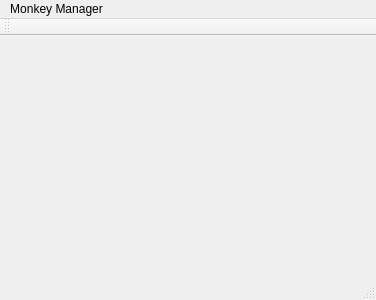
Above: MonkeyManager/mainwindow.ui from MendozaProject/monkey-manager before the change. Below: the same form after it.
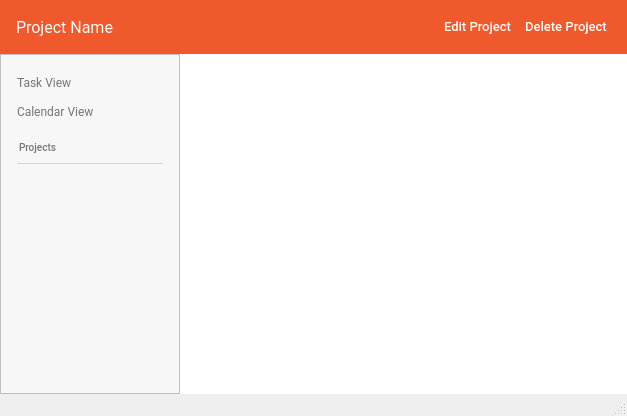
That is the form after the change.

Commit message: Created front end design for main widget.

Diff of the .ui file:
```diff
--- a/MonkeyManager/mainwindow.ui
+++ b/MonkeyManager/mainwindow.ui
@@ -6,37 +6,1186 @@
    <rect>
     <x>0</x>
     <y>0</y>
-    <width>376</width>
-    <height>300</height>
+    <width>627</width>
+    <height>416</height>
    </rect>
   </property>
   <property name="windowTitle">
    <string>MainWindow</string>
   </property>
-  <widget class="QWidget" name="centralWidget"/>
-  <widget class="QMenuBar" name="menuBar">
-   <property name="geometry">
-    <rect>
-     <x>0</x>
-     <y>0</y>
-     <width>376</width>
-     <height>21</height>
-    </rect>
+  <widget class="QWidget" name="centralWidget">
+   <property name="font">
+    <font>
+     <family>Roboto</family>
+    </font>
    </property>
-   <widget class="QMenu" name="menuMonkey_Manager">
-    <property name="title">
-     <string>Monkey Manager</string>
-    </property>
-   </widget>
-   <addaction name="menuMonkey_Manager"/>
-  </widget>
-  <widget class="QToolBar" name="mainToolBar">
-   <attribute name="toolBarArea">
-    <enum>TopToolBarArea</enum>
-   </attribute>
-   <attribute name="toolBarBreak">
+   <property name="autoFillBackground">
     <bool>false</bool>
-   </attribute>
+   </property>
+   <layout class="QGridLayout" name="gridLayout_2">
+    <property name="leftMargin">
+     <number>0</number>
+    </property>
+    <property name="topMargin">
+     <number>0</number>
+    </property>
+    <property name="rightMargin">
+     <number>0</number>
+    </property>
+    <property name="bottomMargin">
+     <number>0</number>
+    </property>
+    <property name="spacing">
+     <number>0</number>
+    </property>
+    <item row="1" column="0">
+     <widget class="QFrame" name="frame">
+      <property name="minimumSize">
+       <size>
+        <width>180</width>
+        <height>0</height>
+       </size>
+      </property>
+      <property name="maximumSize">
+       <size>
+        <width>170</width>
+        <height>16777215</height>
+       </size>
+      </property>
+      <property name="palette">
+       <palette>
+        <active>
+         <colorrole role="Base">
+          <brush brushstyle="SolidPattern">
+           <color alpha="255">
+            <red>255</red>
+            <green>255</green>
+            <blue>255</blue>
+           </color>
+          </brush>
+         </colorrole>
+         <colorrole role="Window">
+          <brush brushstyle="SolidPattern">
+           <color alpha="255">
+            <red>247</red>
+            <green>247</green>
+            <blue>247</blue>
+           </color>
+          </brush>
+         </colorrole>
+        </active>
+        <inactive>
+         <colorrole role="Base">
+          <brush brushstyle="SolidPattern">
+           <color alpha="255">
+            <red>255</red>
+            <green>255</green>
+            <blue>255</blue>
+           </color>
+          </brush>
+         </colorrole>
+         <colorrole role="Window">
+          <brush brushstyle="SolidPattern">
+           <color alpha="255">
+            <red>247</red>
+            <green>247</green>
+            <blue>247</blue>
+           </color>
+          </brush>
+         </colorrole>
+        </inactive>
+        <disabled>
+         <colorrole role="Base">
+          <brush brushstyle="SolidPattern">
+           <color alpha="255">
+            <red>247</red>
+            <green>247</green>
+            <blue>247</blue>
+           </color>
+          </brush>
+         </colorrole>
+         <colorrole role="Window">
+          <brush brushstyle="SolidPattern">
+           <color alpha="255">
+            <red>247</red>
+            <green>247</green>
+            <blue>247</blue>
+           </color>
+          </brush>
+         </colorrole>
+        </disabled>
+       </palette>
+      </property>
+      <property name="acceptDrops">
+       <bool>false</bool>
+      </property>
+      <property name="autoFillBackground">
+       <bool>true</bool>
+      </property>
+      <property name="styleSheet">
+       <string notr="true"/>
+      </property>
+      <property name="frameShape">
+       <enum>QFrame::StyledPanel</enum>
+      </property>
+      <property name="frameShadow">
+       <enum>QFrame::Raised</enum>
+      </property>
+      <layout class="QVBoxLayout" name="verticalLayout">
+       <property name="leftMargin">
+        <number>16</number>
+       </property>
+       <property name="topMargin">
+        <number>16</number>
+       </property>
+       <property name="rightMargin">
+        <number>16</number>
+       </property>
+       <property name="bottomMargin">
+        <number>0</number>
+       </property>
+       <item>
+        <widget class="QPushButton" name="tasksViewButton">
+         <property name="styleSheet">
+          <string notr="true">border:none;
+Text-align:left;
+font-family:&quot;Roboto Medium&quot;;
+font-size:12px;
+margin-top:4px;
+margin-bottom:4px;
+color:rgb(117, 117, 117);</string>
+         </property>
+         <property name="text">
+          <string>Task View</string>
+         </property>
+        </widget>
+       </item>
+       <item>
+        <widget class="QPushButton" name="calendarViewButton">
+         <property name="styleSheet">
+          <string notr="true">border:none;
+Text-align:left;
+font-family:&quot;Roboto Medium&quot;;
+font-size:12px;
+margin-top:4px;
+margin-bottom:4px;
+color:rgb(117, 117, 117);</string>
+         </property>
+         <property name="text">
+          <string>Calendar View</string>
+         </property>
+        </widget>
+       </item>
+       <item>
+        <widget class="Line" name="line_2">
+         <property name="minimumSize">
+          <size>
+           <width>0</width>
+           <height>4</height>
+          </size>
+         </property>
+         <property name="lineWidth">
+          <number>0</number>
+         </property>
+         <property name="orientation">
+          <enum>Qt::Vertical</enum>
+         </property>
+        </widget>
+       </item>
+       <item>
+        <widget class="QLabel" name="projectsLabel">
+         <property name="font">
+          <font>
+           <family>Roboto Medium</family>
+           <pointsize>-1</pointsize>
+          </font>
+         </property>
+         <property name="styleSheet">
+          <string notr="true">border:none;
+Text-align:left;
+font-family:&quot;Roboto Medium&quot;;
+font-size:10px;
+margin-top:2px;
+margin-bottom:2px;
+color:rgb(117, 117, 117);</string>
+         </property>
+         <property name="text">
+          <string>Projects</string>
+         </property>
+        </widget>
+       </item>
+       <item>
+        <widget class="Line" name="line">
+         <property name="autoFillBackground">
+          <bool>false</bool>
+         </property>
+         <property name="styleSheet">
+          <string notr="true">color:rgb(211, 211, 211);</string>
+         </property>
+         <property name="frameShadow">
+          <enum>QFrame::Plain</enum>
+         </property>
+         <property name="orientation">
+          <enum>Qt::Horizontal</enum>
+         </property>
+        </widget>
+       </item>
+       <item>
+        <widget class="QListView" name="projectsList">
+         <property name="autoFillBackground">
+          <bool>false</bool>
+         </property>
+         <property name="styleSheet">
+          <string notr="true">border:none; background-color: transparent;</string>
+         </property>
+        </widget>
+       </item>
+      </layout>
+     </widget>
+    </item>
+    <item row="0" column="0" colspan="2">
+     <widget class="QWidget" name="horizontalWidget" native="true">
+      <property name="palette">
+       <palette>
+        <active>
+         <colorrole role="WindowText">
+          <brush brushstyle="SolidPattern">
+           <color alpha="255">
+            <red>255</red>
+            <green>255</green>
+            <blue>255</blue>
+           </color>
+          </brush>
+         </colorrole>
+         <colorrole role="Button">
+          <brush brushstyle="SolidPattern">
+           <color alpha="255">
+            <red>240</red>
+            <green>89</green>
+            <blue>43</blue>
+           </color>
+          </brush>
+         </colorrole>
+         <colorrole role="Light">
+          <brush brushstyle="SolidPattern">
+           <color alpha="255">
+            <red>255</red>
+            <green>213</green>
+            <blue>127</blue>
+           </color>
+          </brush>
+         </colorrole>
+         <colorrole role="Midlight">
+          <brush brushstyle="SolidPattern">
+           <color alpha="255">
+            <red>255</red>
+            <green>191</green>
+            <blue>63</blue>
+           </color>
+          </brush>
+         </colorrole>
+         <colorrole role="Dark">
+          <brush brushstyle="SolidPattern">
+           <color alpha="255">
+            <red>127</red>
+            <green>85</green>
+            <blue>0</blue>
+           </color>
+          </brush>
+         </colorrole>
+         <colorrole role="Mid">
+          <brush brushstyle="SolidPattern">
+           <color alpha="255">
+            <red>170</red>
+            <green>113</green>
+            <blue>0</blue>
+           </color>
+          </brush>
+         </colorrole>
+         <colorrole role="Text">
+          <brush brushstyle="SolidPattern">
+           <color alpha="255">
+            <red>255</red>
+            <green>255</green>
+            <blue>255</blue>
+           </color>
+          </brush>
+         </colorrole>
+         <colorrole role="BrightText">
+          <brush brushstyle="SolidPattern">
+           <color alpha="255">
+            <red>255</red>
+            <green>255</green>
+            <blue>255</blue>
+           </color>
+          </brush>
+         </colorrole>
+         <colorrole role="ButtonText">
+          <brush brushstyle="SolidPattern">
+           <color alpha="255">
+            <red>255</red>
+            <green>255</green>
+            <blue>255</blue>
+           </color>
+          </brush>
+         </colorrole>
+         <colorrole role="Base">
+          <brush brushstyle="SolidPattern">
+           <color alpha="255">
+            <red>240</red>
+            <green>89</green>
+            <blue>43</blue>
+           </color>
+          </brush>
+         </colorrole>
+         <colorrole role="Window">
+          <brush brushstyle="SolidPattern">
+           <color alpha="255">
+            <red>240</red>
+            <green>89</green>
+            <blue>43</blue>
+           </color>
+          </brush>
+         </colorrole>
+         <colorrole role="Shadow">
+          <brush brushstyle="SolidPattern">
+           <color alpha="255">
+            <red>0</red>
+            <green>0</green>
+            <blue>0</blue>
+           </color>
+          </brush>
+         </colorrole>
+         <colorrole role="AlternateBase">
+          <brush brushstyle="SolidPattern">
+           <color alpha="255">
+            <red>255</red>
+            <green>212</green>
+            <blue>127</blue>
+           </color>
+          </brush>
+         </colorrole>
+         <colorrole role="ToolTipBase">
+          <brush brushstyle="SolidPattern">
+           <color alpha="255">
+            <red>255</red>
+            <green>255</green>
+            <blue>220</blue>
+           </color>
+          </brush>
+         </colorrole>
+         <colorrole role="ToolTipText">
+          <brush brushstyle="SolidPattern">
+           <color alpha="255">
+            <red>0</red>
+            <green>0</green>
+            <blue>0</blue>
+           </color>
+          </brush>
+         </colorrole>
+        </active>
+        <inactive>
+         <colorrole role="WindowText">
+          <brush brushstyle="SolidPattern">
+           <color alpha="255">
+            <red>255</red>
+            <green>255</green>
+            <blue>255</blue>
+           </color>
+          </brush>
+         </colorrole>
+         <colorrole role="Button">
+          <brush brushstyle="SolidPattern">
+           <color alpha="255">
+            <red>240</red>
+            <green>89</green>
+            <blue>43</blue>
+           </color>
+          </brush>
+         </colorrole>
+         <colorrole role="Light">
+          <brush brushstyle="SolidPattern">
+           <color alpha="255">
+            <red>255</red>
+            <green>213</green>
+            <blue>127</blue>
+           </color>
+          </brush>
+         </colorrole>
+         <colorrole role="Midlight">
+          <brush brushstyle="SolidPattern">
+           <color alpha="255">
+            <red>255</red>
+            <green>191</green>
+            <blue>63</blue>
+           </color>
+          </brush>
+         </colorrole>
+         <colorrole role="Dark">
+          <brush brushstyle="SolidPattern">
+           <color alpha="255">
+            <red>127</red>
+            <green>85</green>
+            <blue>0</blue>
+           </color>
+          </brush>
+         </colorrole>
+         <colorrole role="Mid">
+          <brush brushstyle="SolidPattern">
+           <color alpha="255">
+            <red>170</red>
+            <green>113</green>
+            <blue>0</blue>
+           </color>
+          </brush>
+         </colorrole>
+         <colorrole role="Text">
+          <brush brushstyle="SolidPattern">
+           <color alpha="255">
+            <red>255</red>
+            <green>255</green>
+            <blue>255</blue>
+           </color>
+          </brush>
+         </colorrole>
+         <colorrole role="BrightText">
+          <brush brushstyle="SolidPattern">
+           <color alpha="255">
+            <red>255</red>
+            <green>255</green>
+            <blue>255</blue>
+           </color>
+          </brush>
+         </colorrole>
+         <colorrole role="ButtonText">
+          <brush brushstyle="SolidPattern">
+           <color alpha="255">
+            <red>255</red>
+            <green>255</green>
+            <blue>255</blue>
+           </color>
+          </brush>
+         </colorrole>
+         <colorrole role="Base">
+          <brush brushstyle="SolidPattern">
+           <color alpha="255">
+            <red>240</red>
+            <green>89</green>
+            <blue>43</blue>
+           </color>
+          </brush>
+         </colorrole>
+         <colorrole role="Window">
+          <brush brushstyle="SolidPattern">
+           <color alpha="255">
+            <red>240</red>
+            <green>89</green>
+            <blue>43</blue>
+           </color>
+          </brush>
+         </colorrole>
+         <colorrole role="Shadow">
+          <brush brushstyle="SolidPattern">
+           <color alpha="255">
+            <red>0</red>
+            <green>0</green>
+            <blue>0</blue>
+           </color>
+          </brush>
+         </colorrole>
+         <colorrole role="AlternateBase">
+          <brush brushstyle="SolidPattern">
+           <color alpha="255">
+            <red>255</red>
+            <green>212</green>
+            <blue>127</blue>
+           </color>
+          </brush>
+         </colorrole>
+         <colorrole role="ToolTipBase">
+          <brush brushstyle="SolidPattern">
+           <color alpha="255">
+            <red>255</red>
+            <green>255</green>
+            <blue>220</blue>
+           </color>
+          </brush>
+         </colorrole>
+         <colorrole role="ToolTipText">
+          <brush brushstyle="SolidPattern">
+           <color alpha="255">
+            <red>0</red>
+            <green>0</green>
+            <blue>0</blue>
+           </color>
+          </brush>
+         </colorrole>
+        </inactive>
+        <disabled>
+         <colorrole role="WindowText">
+          <brush brushstyle="SolidPattern">
+           <color alpha="255">
+            <red>255</red>
+            <green>255</green>
+            <blue>255</blue>
+           </color>
+          </brush>
+         </colorrole>
+         <colorrole role="Button">
+          <brush brushstyle="SolidPattern">
+           <color alpha="255">
+            <red>240</red>
+            <green>89</green>
+            <blue>43</blue>
+           </color>
+          </brush>
+         </colorrole>
+         <colorrole role="Light">
+          <brush brushstyle="SolidPattern">
+           <color alpha="255">
+            <red>255</red>
+            <green>213</green>
+            <blue>127</blue>
+           </color>
+          </brush>
+         </colorrole>
+         <colorrole role="Midlight">
+          <brush brushstyle="SolidPattern">
+           <color alpha="255">
+            <red>255</red>
+            <green>191</green>
+            <blue>63</blue>
+           </color>
+          </brush>
+         </colorrole>
+         <colorrole role="Dark">
+          <brush brushstyle="SolidPattern">
+           <color alpha="255">
+            <red>127</red>
+            <green>85</green>
+            <blue>0</blue>
+           </color>
+          </brush>
+         </colorrole>
+         <colorrole role="Mid">
+          <brush brushstyle="SolidPattern">
+           <color alpha="255">
+            <red>170</red>
+            <green>113</green>
+            <blue>0</blue>
+           </color>
+          </brush>
+         </colorrole>
+         <colorrole role="Text">
+          <brush brushstyle="SolidPattern">
+           <color alpha="255">
+            <red>255</red>
+            <green>255</green>
+            <blue>255</blue>
+           </color>
+          </brush>
+         </colorrole>
+         <colorrole role="BrightText">
+          <brush brushstyle="SolidPattern">
+           <color alpha="255">
+            <red>255</red>
+            <green>255</green>
+            <blue>255</blue>
+           </color>
+          </brush>
+         </colorrole>
+         <colorrole role="ButtonText">
+          <brush brushstyle="SolidPattern">
+           <color alpha="255">
+            <red>255</red>
+            <green>255</green>
+            <blue>255</blue>
+           </color>
+          </brush>
+         </colorrole>
+         <colorrole role="Base">
+          <brush brushstyle="SolidPattern">
+           <color alpha="255">
+            <red>240</red>
+            <green>89</green>
+            <blue>43</blue>
+           </color>
+          </brush>
+         </colorrole>
+         <colorrole role="Window">
+          <brush brushstyle="SolidPattern">
+           <color alpha="255">
+            <red>240</red>
+            <green>89</green>
+            <blue>43</blue>
+           </color>
+          </brush>
+         </colorrole>
+         <colorrole role="Shadow">
+          <brush brushstyle="SolidPattern">
+           <color alpha="255">
+            <red>0</red>
+            <green>0</green>
+            <blue>0</blue>
+           </color>
+          </brush>
+         </colorrole>
+         <colorrole role="AlternateBase">
+          <brush brushstyle="SolidPattern">
+           <color alpha="255">
+            <red>255</red>
+            <green>170</green>
+            <blue>0</blue>
+           </color>
+          </brush>
+         </colorrole>
+         <colorrole role="ToolTipBase">
+          <brush brushstyle="SolidPattern">
+           <color alpha="255">
+            <red>255</red>
+            <green>255</green>
+            <blue>220</blue>
+           </color>
+          </brush>
+         </colorrole>
+         <colorrole role="ToolTipText">
+          <brush brushstyle="SolidPattern">
+           <color alpha="255">
+            <red>0</red>
+            <green>0</green>
+            <blue>0</blue>
+           </color>
+          </brush>
+         </colorrole>
+        </disabled>
+       </palette>
+      </property>
+      <property name="layoutDirection">
+       <enum>Qt::LeftToRight</enum>
+      </property>
+      <property name="autoFillBackground">
+       <bool>false</bool>
+      </property>
+      <property name="styleSheet">
+       <string notr="true">background-color:rgb(240, 89, 43);
+color:rgb(255, 255, 255);</string>
+      </property>
+      <layout class="QHBoxLayout" name="horizontalLayout">
+       <property name="leftMargin">
+        <number>16</number>
+       </property>
+       <property name="rightMargin">
+        <number>16</number>
+       </property>
+       <item>
+        <widget class="QLabel" name="ProjectNameLabel">
+         <property name="minimumSize">
+          <size>
+           <width>0</width>
+           <height>32</height>
+          </size>
+         </property>
+         <property name="font">
+          <font>
+           <family>Roboto</family>
+           <pointsize>12</pointsize>
+          </font>
+         </property>
+         <property name="text">
+          <string>Project Name</string>
+         </property>
+        </widget>
+       </item>
+       <item>
+        <spacer name="horizontalSpacer">
+         <property name="orientation">
+          <enum>Qt::Horizontal</enum>
+         </property>
+         <property name="sizeHint" stdset="0">
+          <size>
+           <width>40</width>
+           <height>20</height>
+          </size>
+         </property>
+        </spacer>
+       </item>
+       <item>
+        <widget class="QPushButton" name="editProjectButton">
+         <property name="font">
+          <font>
+           <family>Roboto Medium</family>
+           <pointsize>10</pointsize>
+          </font>
+         </property>
+         <property name="styleSheet">
+          <string notr="true">border:none;
+color:rgb(255, 255, 255);
+margin-left:4px;
+margin-right:4px;</string>
+         </property>
+         <property name="text">
+          <string>Edit Project</string>
+         </property>
+        </widget>
+       </item>
+       <item>
+        <widget class="QPushButton" name="deleteProjectButton">
+         <property name="font">
+          <font>
+           <family>Roboto Medium</family>
+           <pointsize>10</pointsize>
+          </font>
+         </property>
+         <property name="autoFillBackground">
+          <bool>false</bool>
+         </property>
+         <property name="styleSheet">
+          <string notr="true">border:none;
+color:rgb(255, 255, 255);
+margin-left:4px;
+margin-right:4px;</string>
+         </property>
+         <property name="text">
+          <string>Delete Project</string>
+         </property>
+         <property name="checkable">
+          <bool>false</bool>
+         </property>
+        </widget>
+       </item>
+      </layout>
+     </widget>
+    </item>
+    <item row="1" column="1">
+     <widget class="QStackedWidget" name="stackedWidget">
+      <property name="palette">
+       <palette>
+        <active>
+         <colorrole role="WindowText">
+          <brush brushstyle="SolidPattern">
+           <color alpha="255">
+            <red>0</red>
+            <green>0</green>
+            <blue>0</blue>
+           </color>
+          </brush>
+         </colorrole>
+         <colorrole role="Button">
+          <brush brushstyle="SolidPattern">
+           <color alpha="255">
+            <red>255</red>
+            <green>255</green>
+            <blue>255</blue>
+           </color>
+          </brush>
+         </colorrole>
+         <colorrole role="Light">
+          <brush brushstyle="SolidPattern">
+           <color alpha="255">
+            <red>255</red>
+            <green>255</green>
+            <blue>255</blue>
+           </color>
+          </brush>
+         </colorrole>
+         <colorrole role="Midlight">
+          <brush brushstyle="SolidPattern">
+           <color alpha="255">
+            <red>255</red>
+            <green>255</green>
+            <blue>255</blue>
+           </color>
+          </brush>
+         </colorrole>
+         <colorrole role="Dark">
+          <brush brushstyle="SolidPattern">
+           <color alpha="255">
+            <red>127</red>
+            <green>127</green>
+            <blue>127</blue>
+           </color>
+          </brush>
+         </colorrole>
+         <colorrole role="Mid">
+          <brush brushstyle="SolidPattern">
+           <color alpha="255">
+            <red>170</red>
+            <green>170</green>
+            <blue>170</blue>
+           </color>
+          </brush>
+         </colorrole>
+         <colorrole role="Text">
+          <brush brushstyle="SolidPattern">
+           <color alpha="255">
+            <red>0</red>
+            <green>0</green>
+            <blue>0</blue>
+           </color>
+          </brush>
+         </colorrole>
+         <colorrole role="BrightText">
+          <brush brushstyle="SolidPattern">
+           <color alpha="255">
+            <red>255</red>
+            <green>255</green>
+            <blue>255</blue>
+           </color>
+          </brush>
+         </colorrole>
+         <colorrole role="ButtonText">
+          <brush brushstyle="SolidPattern">
+           <color alpha="255">
+            <red>0</red>
+            <green>0</green>
+            <blue>0</blue>
+           </color>
+          </brush>
+         </colorrole>
+         <colorrole role="Base">
+          <brush brushstyle="SolidPattern">
+           <color alpha="255">
+            <red>255</red>
+            <green>255</green>
+            <blue>255</blue>
+           </color>
+          </brush>
+         </colorrole>
+         <colorrole role="Window">
+          <brush brushstyle="SolidPattern">
+           <color alpha="255">
+            <red>255</red>
+            <green>255</green>
+            <blue>255</blue>
+           </color>
+          </brush>
+         </colorrole>
+         <colorrole role="Shadow">
+          <brush brushstyle="SolidPattern">
+           <color alpha="255">
+            <red>0</red>
+            <green>0</green>
+            <blue>0</blue>
+           </color>
+          </brush>
+         </colorrole>
+         <colorrole role="AlternateBase">
+          <brush brushstyle="SolidPattern">
+           <color alpha="255">
+            <red>255</red>
+            <green>255</green>
+            <blue>255</blue>
+           </color>
+          </brush>
+         </colorrole>
+         <colorrole role="ToolTipBase">
+          <brush brushstyle="SolidPattern">
+           <color alpha="255">
+            <red>255</red>
+            <green>255</green>
+            <blue>220</blue>
+           </color>
+          </brush>
+         </colorrole>
+         <colorrole role="ToolTipText">
+          <brush brushstyle="SolidPattern">
+           <color alpha="255">
+            <red>0</red>
+            <green>0</green>
+            <blue>0</blue>
+           </color>
+          </brush>
+         </colorrole>
+        </active>
+        <inactive>
+         <colorrole role="WindowText">
+          <brush brushstyle="SolidPattern">
+           <color alpha="255">
+            <red>0</red>
+            <green>0</green>
+            <blue>0</blue>
+           </color>
+          </brush>
+         </colorrole>
+         <colorrole role="Button">
+          <brush brushstyle="SolidPattern">
+           <color alpha="255">
+            <red>255</red>
+            <green>255</green>
+            <blue>255</blue>
+           </color>
+          </brush>
+         </colorrole>
+         <colorrole role="Light">
+          <brush brushstyle="SolidPattern">
+           <color alpha="255">
+            <red>255</red>
+            <green>255</green>
+            <blue>255</blue>
+           </color>
+          </brush>
+         </colorrole>
+         <colorrole role="Midlight">
+          <brush brushstyle="SolidPattern">
+           <color alpha="255">
+            <red>255</red>
+            <green>255</green>
+            <blue>255</blue>
+           </color>
+          </brush>
+         </colorrole>
+         <colorrole role="Dark">
+          <brush brushstyle="SolidPattern">
+           <color alpha="255">
+            <red>127</red>
+            <green>127</green>
+            <blue>127</blue>
+           </color>
+          </brush>
+         </colorrole>
+         <colorrole role="Mid">
+          <brush brushstyle="SolidPattern">
+           <color alpha="255">
+            <red>170</red>
+            <green>170</green>
+            <blue>170</blue>
+           </color>
+          </brush>
+         </colorrole>
+         <colorrole role="Text">
+          <brush brushstyle="SolidPattern">
+           <color alpha="255">
+            <red>0</red>
+            <green>0</green>
+            <blue>0</blue>
+           </color>
+          </brush>
+         </colorrole>
+         <colorrole role="BrightText">
+          <brush brushstyle="SolidPattern">
+           <color alpha="255">
+            <red>255</red>
+            <green>255</green>
+            <blue>255</blue>
+           </color>
+          </brush>
+         </colorrole>
+         <colorrole role="ButtonText">
+          <brush brushstyle="SolidPattern">
+           <color alpha="255">
+            <red>0</red>
+            <green>0</green>
+            <blue>0</blue>
+           </color>
+          </brush>
+         </colorrole>
+         <colorrole role="Base">
+          <brush brushstyle="SolidPattern">
+           <color alpha="255">
+            <red>255</red>
+            <green>255</green>
+            <blue>255</blue>
+           </color>
+          </brush>
+         </colorrole>
+         <colorrole role="Window">
+          <brush brushstyle="SolidPattern">
+           <color alpha="255">
+            <red>255</red>
+            <green>255</green>
+            <blue>255</blue>
+           </color>
+          </brush>
+         </colorrole>
+         <colorrole role="Shadow">
+          <brush brushstyle="SolidPattern">
+           <color alpha="255">
+            <red>0</red>
+            <green>0</green>
+            <blue>0</blue>
+           </color>
+          </brush>
+         </colorrole>
+         <colorrole role="AlternateBase">
+          <brush brushstyle="SolidPattern">
+           <color alpha="255">
+            <red>255</red>
+            <green>255</green>
+            <blue>255</blue>
+           </color>
+          </brush>
+         </colorrole>
+         <colorrole role="ToolTipBase">
+          <brush brushstyle="SolidPattern">
+           <color alpha="255">
+            <red>255</red>
+            <green>255</green>
+            <blue>220</blue>
+           </color>
+          </brush>
+         </colorrole>
+         <colorrole role="ToolTipText">
+          <brush brushstyle="SolidPattern">
+           <color alpha="255">
+            <red>0</red>
+            <green>0</green>
+            <blue>0</blue>
+           </color>
+          </brush>
+         </colorrole>
+        </inactive>
+        <disabled>
+         <colorrole role="WindowText">
+          <brush brushstyle="SolidPattern">
+           <color alpha="255">
+            <red>127</red>
+            <green>127</green>
+            <blue>127</blue>
+           </color>
+          </brush>
+         </colorrole>
+         <colorrole role="Button">
+          <brush brushstyle="SolidPattern">
+           <color alpha="255">
+            <red>255</red>
+            <green>255</green>
+            <blue>255</blue>
+           </color>
+          </brush>
+         </colorrole>
+         <colorrole role="Light">
+          <brush brushstyle="SolidPattern">
+           <color alpha="255">
+            <red>255</red>
+            <green>255</green>
+            <blue>255</blue>
+           </color>
+          </brush>
+         </colorrole>
+         <colorrole role="Midlight">
+          <brush brushstyle="SolidPattern">
+           <color alpha="255">
+            <red>255</red>
+            <green>255</green>
+            <blue>255</blue>
+           </color>
+          </brush>
+         </colorrole>
+         <colorrole role="Dark">
+          <brush brushstyle="SolidPattern">
+           <color alpha="255">
+            <red>127</red>
+            <green>127</green>
+            <blue>127</blue>
+           </color>
+          </brush>
+         </colorrole>
+         <colorrole role="Mid">
+          <brush brushstyle="SolidPattern">
+           <color alpha="255">
+            <red>170</red>
+            <green>170</green>
+            <blue>170</blue>
+           </color>
+          </brush>
+         </colorrole>
+         <colorrole role="Text">
+          <brush brushstyle="SolidPattern">
+           <color alpha="255">
+            <red>127</red>
+            <green>127</green>
+            <blue>127</blue>
+           </color>
+          </brush>
+         </colorrole>
+         <colorrole role="BrightText">
+          <brush brushstyle="SolidPattern">
+           <color alpha="255">
+            <red>255</red>
+            <green>255</green>
+            <blue>255</blue>
+           </color>
+          </brush>
+         </colorrole>
+         <colorrole role="ButtonText">
+          <brush brushstyle="SolidPattern">
+           <color alpha="255">
+            <red>127</red>
+            <green>127</green>
+            <blue>127</blue>
+           </color>
+          </brush>
+         </colorrole>
+         <colorrole role="Base">
+          <brush brushstyle="SolidPattern">
+           <color alpha="255">
+            <red>255</red>
+            <green>255</green>
+            <blue>255</blue>
+           </color>
+          </brush>
+         </colorrole>
+         <colorrole role="Window">
+          <brush brushstyle="SolidPattern">
+           <color alpha="255">
+            <red>255</red>
+            <green>255</green>
+            <blue>255</blue>
+           </color>
+          </brush>
+         </colorrole>
+         <colorrole role="Shadow">
+          <brush brushstyle="SolidPattern">
+           <color alpha="255">
+            <red>0</red>
+            <green>0</green>
+            <blue>0</blue>
+           </color>
+          </brush>
+         </colorrole>
+         <colorrole role="AlternateBase">
+          <brush brushstyle="SolidPattern">
+           <color alpha="255">
+            <red>255</red>
+            <green>255</green>
+            <blue>255</blue>
+           </color>
+          </brush>
+         </colorrole>
+         <colorrole role="ToolTipBase">
+          <brush brushstyle="SolidPattern">
+           <color alpha="255">
+            <red>255</red>
+            <green>255</green>
+            <blue>220</blue>
+           </color>
+          </brush>
+         </colorrole>
+         <colorrole role="ToolTipText">
+          <brush brushstyle="SolidPattern">
+           <color alpha="255">
+            <red>0</red>
+            <green>0</green>
+            <blue>0</blue>
+           </color>
+          </brush>
+         </colorrole>
+        </disabled>
+       </palette>
+      </property>
+      <property name="autoFillBackground">
+       <bool>false</bool>
+      </property>
+      <property name="styleSheet">
+       <string notr="true">background:rgb(255, 255, 255);</string>
+      </property>
+      <widget class="QWidget" name="stackedWidgetPage1" native="true">
+       <zorder>projectsList</zorder>
+      </widget>
+      <widget class="QWidget" name="stackedWidgetPage2" native="true"/>
+     </widget>
+    </item>
+   </layout>
   </widget>
   <widget class="QStatusBar" name="statusBar"/>
  </widget>
```
